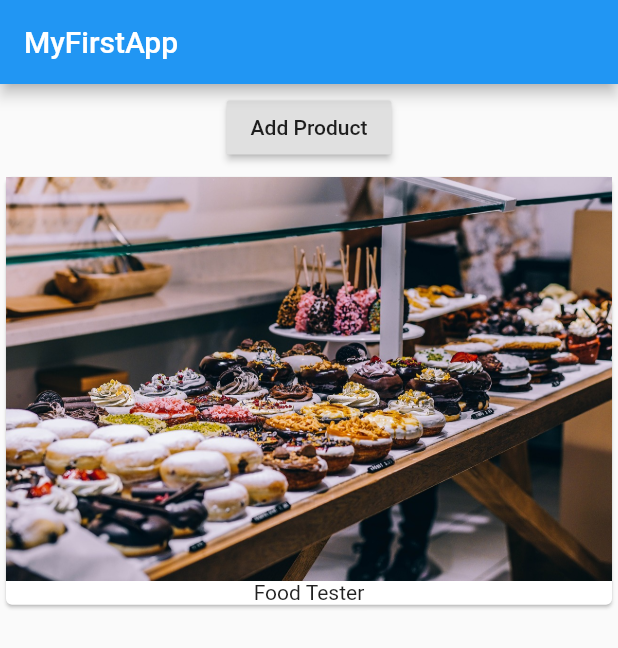
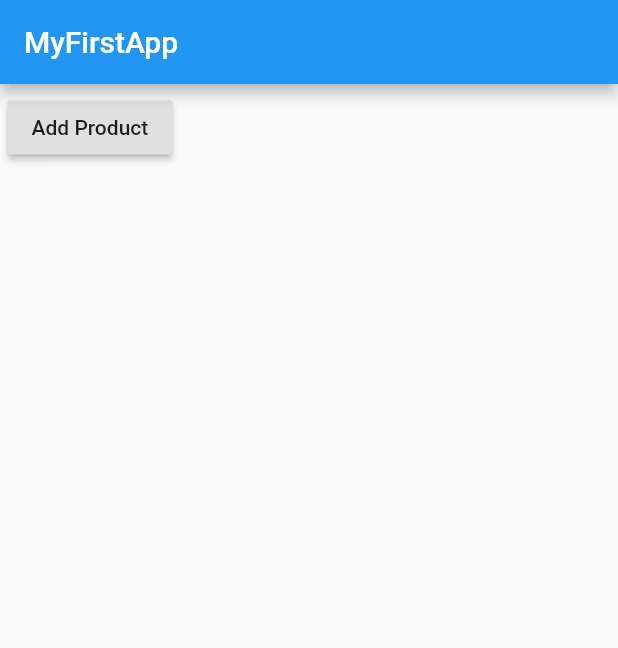
Before and after one commit to bankjirapan/FlutterFirstApp, a Flutter app: the screen it shows after launch, on a phone screen of 412 x 824 dp. Shown: the top 648 px of the screen. Run offline on Flutter 3.47's test engine with Material 2 defaults, Android fonts, the phone set to English and light mode, and no system bars.

Commit message:
[ EDIT ] Move Colunm to new file

```diff
--- a/flutterfirstapp/lib/main.dart
+++ b/flutterfirstapp/lib/main.dart
@@ -34,18 +34,7 @@ class _MyFirstAppState extends State<MyFirstApp> {
                 },
               ),
             ),
-            Column(
-              children: _products
-                  .map((element) => Card(
-                        child: Column(
-                          children: <Widget>[
-                            Image.asset('assets/food.jpg'),
-                            Text(element)
-                          ],
-                        ),
-                      ))
-                  .toList(),
-            ),
+
           ],
         ),
       ),
```
